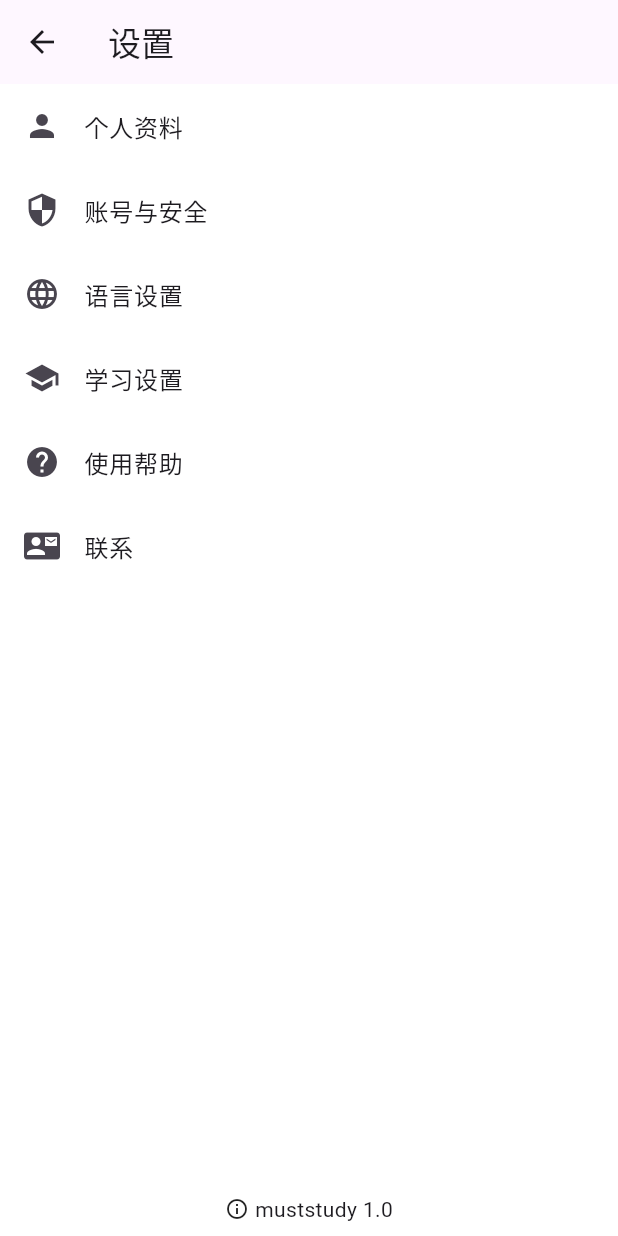
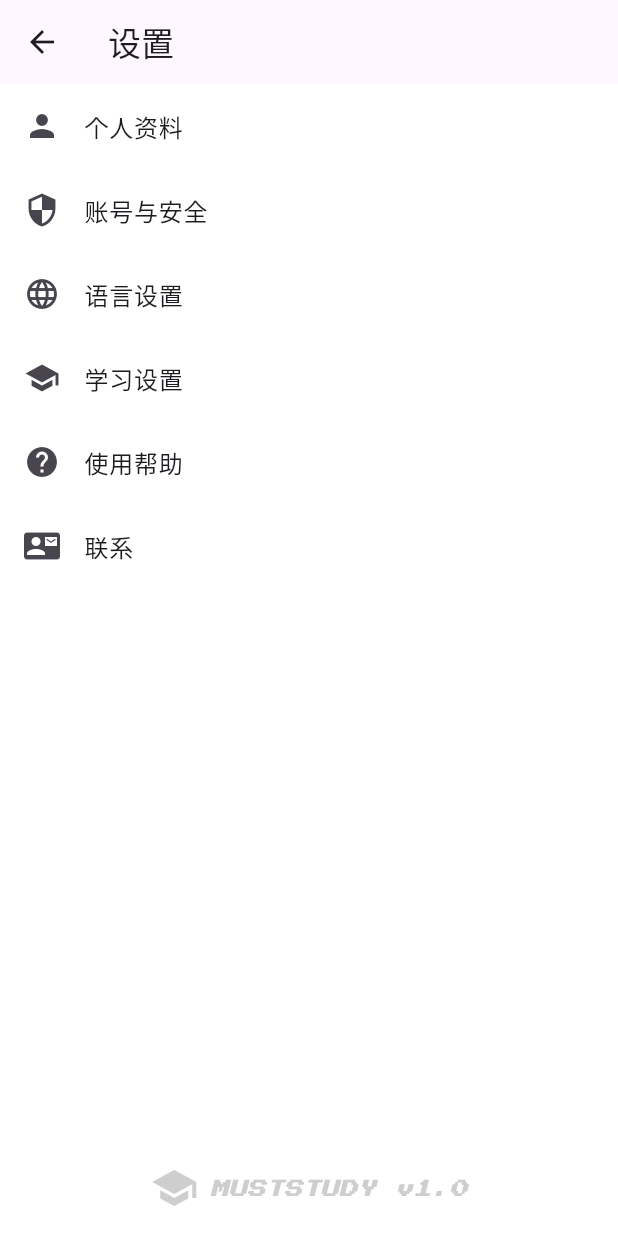
Before and after one commit to oblivi-ate/muststudy, a Flutter app: the SettingsScreen screen opened directly, on a phone screen of 412 x 824 dp. Run offline on Flutter 3.47's test engine with Material 3 defaults, Android fonts, the phone set to English and light mode, and no system bars; our stand-ins replace flutter_markdown, google_fonts, parse_server_sdk_flutter, shared_preferences, sqflite; accounts and stored records are empty.

Commit message:
设置页面底部添加muststusdy v1.0的版本字号

```diff
--- a/lib/screens/settings_screen.dart
+++ b/lib/screens/settings_screen.dart
@@ -1,4 +1,5 @@
 import 'package:flutter/material.dart';
+import 'package:google_fonts/google_fonts.dart';
 import 'settings_userinfo.dart';
 import 'settings_account_security.dart';
 import 'settings_language.dart';
@@ -15,7 +16,10 @@ class SettingsScreen extends StatelessWidget {
       appBar: AppBar(
         title: const Text('设置'),
       ),
-      body: ListView(
+      body: Column(
+        children: [
+          Expanded(
+            child: ListView(
               children: [
                 _buildListTile(context, '个人资料', Icons.person, 'settings_userinfo'),
                 _buildListTile(context, '账号与安全', Icons.security, 'settings_account_security'),
@@ -25,16 +29,28 @@ class SettingsScreen extends StatelessWidget {
                 _buildListTile(context, '联系', Icons.contact_mail, 'settings_contact'),
               ],
             ),
-      bottomNavigationBar: Padding(
-        padding: const EdgeInsets.all(8.0),
+          ),
+          Padding(
+            padding: const EdgeInsets.all(16.0),
             child: Row(
               mainAxisAlignment: MainAxisAlignment.center,
-          children: const [
-            Icon(Icons.info_outline, size: 16),
-            SizedBox(width: 4),
-            Text('muststudy 1.0'),
+              children: [
+                Icon(Icons.school, size: 32, color: Colors.grey.withOpacity(0.5)), // 增大图标并调整颜色
+                const SizedBox(width: 8),
+                Text(
+                  'MUSTSTUDY v1.0',
+                  style: GoogleFonts.getFont(
+                    'Press Start 2P', // 使用可用的像素风格字体
+                    fontSize: 12, // 调整字体大小
+                    fontWeight: FontWeight.bold,
+                    fontStyle: FontStyle.italic, // 设置为斜体
+                    color: Colors.grey.withOpacity(0.5), // 更透明的灰色
+                  ),
+                ),
               ],
             ),
+          ),
+        ],
       ),
     );
   }
```
Also changed, not shown: pubspec.lock. Lines whose indentation alone changed are shown as unchanged.
